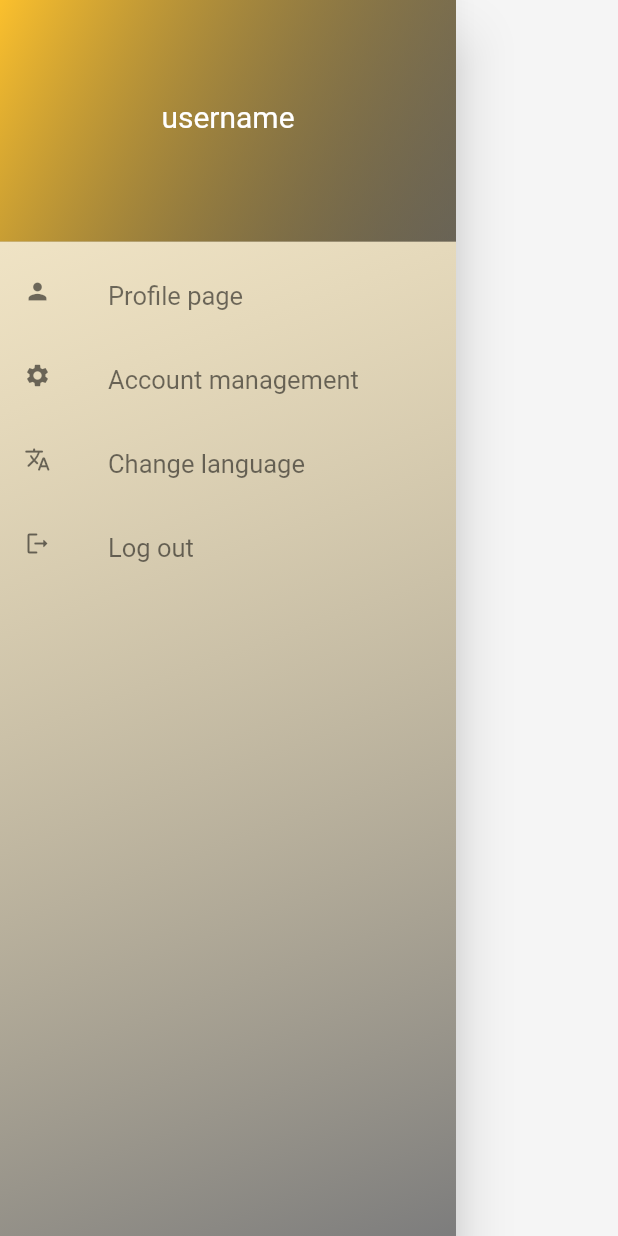
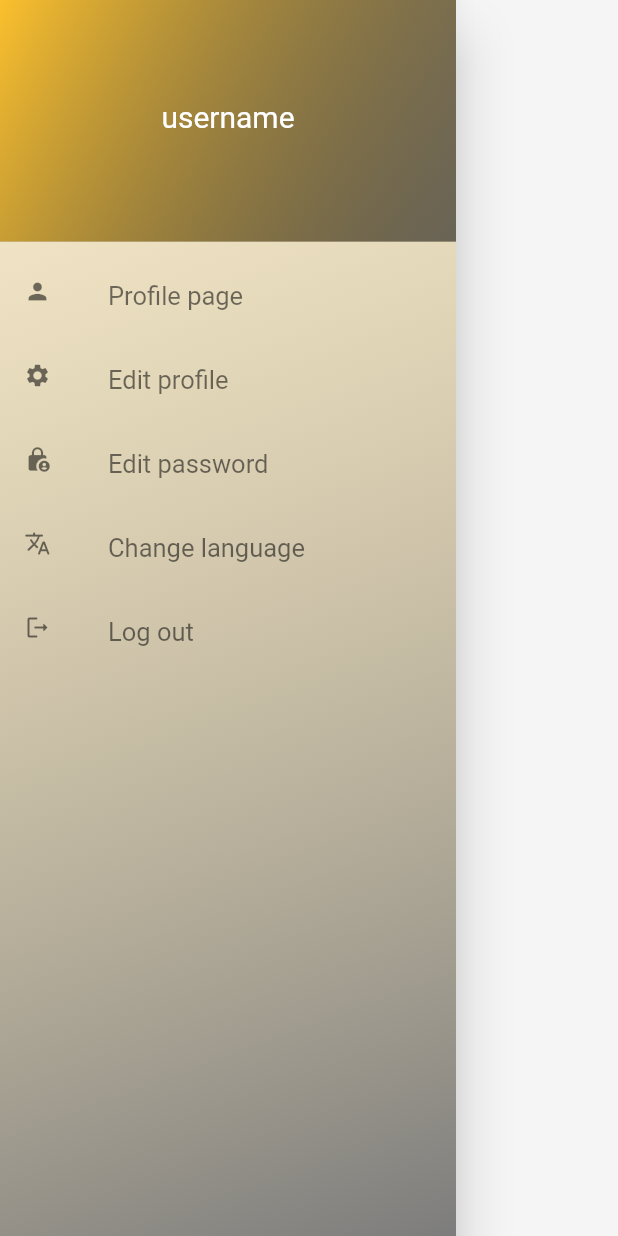
Before and after one commit to HussienShalabi/scrub_jay, a Flutter app: the PassengerDrawer widget shown alone on an empty page, opened directly, on a phone screen of 412 x 824 dp. Run offline on Flutter 3.47's test engine with Material 2 defaults, Android fonts, the phone set to English and light mode, and no system bars; our stand-ins replace cloud_firestore, firebase_auth, firebase_core, firebase_database, firebase_messaging, firebase_storage and 8 more; accounts and stored records are empty.

Commit message:
change pass

```diff
--- a/scrub_jay/lib/view/admin/MakeTurn.dart
+++ b/scrub_jay/lib/view/admin/MakeTurn.dart
@@ -96,7 +96,7 @@ class _MakeTurnState extends State<MakeTurn> {
                       height: 20,
                     ),
                     SizedBox(
-                      height: 600,
+                      height: 500,
                       child: GetBuilder<AdminControllerImp>(
                         init: AdminControllerImp(),
                         builder: (controller) {
--- a/scrub_jay/lib/view/common_screens/settingsScreen.dart
+++ b/scrub_jay/lib/view/common_screens/settingsScreen.dart
@@ -23,7 +23,7 @@ class SettingsScreen extends StatelessWidget {
       appBar: AppBar(
         title: Center(
           child: Text(
-            "Account management".tr,
+            "Edit profile".tr,
             style: const TextStyle(
                 color: Colors.white, fontWeight: FontWeight.bold),
           ),
--- a/scrub_jay/lib/view/passenger/PassengerDrawer.dart
+++ b/scrub_jay/lib/view/passenger/PassengerDrawer.dart
@@ -79,33 +79,6 @@ class PassengerDrawer extends StatelessWidget {
               ),
             ),
 
-            // ListTile(
-            //   leading: Icon(Icons.person,
-            //       size: _drawerIconSize,
-            //       color: Theme.of(context).colorScheme.secondary),
-            //   title: Text(
-            //     'Profile Page'.tr,
-            //     style: TextStyle(
-            //         fontSize: _drawerFontSize,
-            //         color: Theme.of(context).colorScheme.secondary),
-            //   ),
-            //   onTap: () {},
-            // ),
-            // ListTile(
-            //   leading: Icon(Icons.lock_person_rounded,
-            //       size: _drawerIconSize,
-            //       color: Theme.of(context).colorScheme.secondary),
-            //   title: Text(
-            //     'Edit password'.tr,
-            //     style: TextStyle(
-            //         fontSize: _drawerFontSize,
-            //         color: Theme.of(context).colorScheme.secondary),
-            //   ),
-            //   onTap: () {
-            //     Get.to( EditPassword());
-            //   },
-            // ),
-
             ListTile(
               leading: Icon(Icons.person,
                   size: _drawerIconSize,
@@ -125,13 +98,27 @@ class PassengerDrawer extends StatelessWidget {
                   size: _drawerIconSize,
                   color: Theme.of(context).colorScheme.secondary),
               title: Text(
-                'Account management'.tr,
+                'Edit profile'.tr,
                 style: TextStyle(
                     fontSize: _drawerFontSize,
                     color: Theme.of(context).colorScheme.secondary),
               ),
               onTap: () {
                 Get.to(SettingsScreen());
+              },
+            ),
+            ListTile(
+              leading: Icon(Icons.lock_person_rounded,
+                  size: _drawerIconSize,
+                  color: Theme.of(context).colorScheme.secondary),
+              title: Text(
+                'Edit password'.tr,
+                style: TextStyle(
+                    fontSize: _drawerFontSize,
+                    color: Theme.of(context).colorScheme.secondary),
+              ),
+              onTap: () {
+                Get.to(EditPassword());
               },
             ),
 
```
Also changed, not shown: scrub_jay/lib/view/driver/DriverMap.dart (+7 -0 lines), scrub_jay/pubspec.lock.
